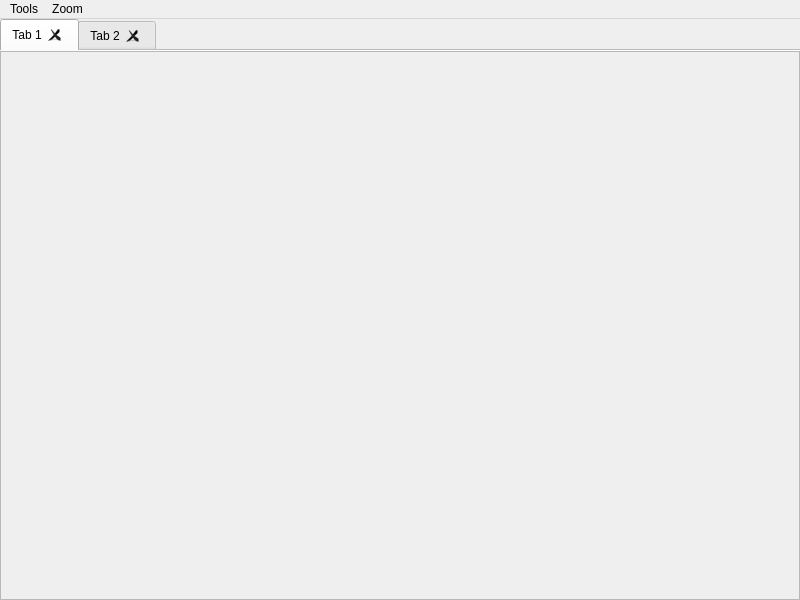
Before: the Qt Designer form mathnotesgui/mainwindow.ui in mathiasbredholt/iEuler, drawn with Qt 5.
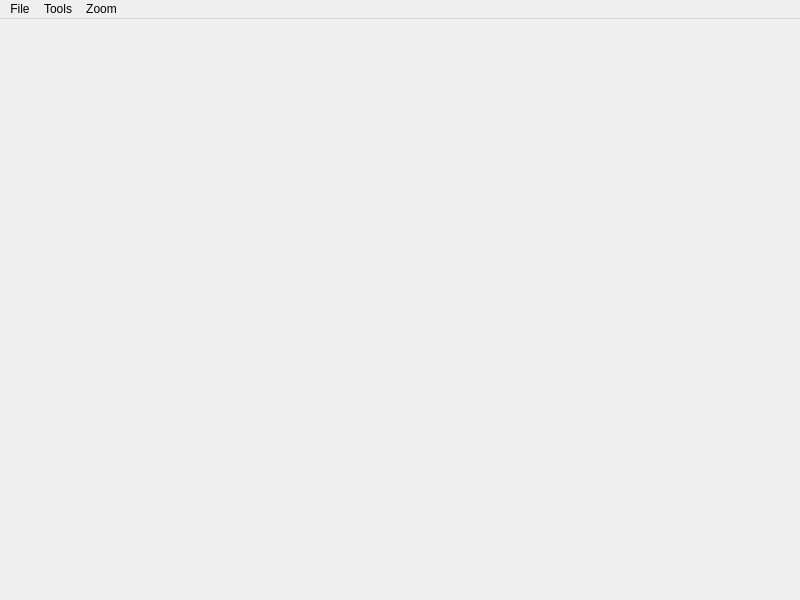
After: the same form once the commit is applied.

Commit message: a whole bunch of gui fixes

```diff
--- a/mathnotesgui/mainwindow.ui
+++ b/mathnotesgui/mainwindow.ui
@@ -18,9 +18,6 @@
   </property>
   <widget class="QWidget" name="container">
    <layout class="QHBoxLayout" name="horizontalLayout">
-    <property name="spacing">
-     <number>0</number>
-    </property>
     <property name="leftMargin">
      <number>0</number>
     </property>
@@ -33,61 +30,6 @@
     <property name="bottomMargin">
      <number>0</number>
     </property>
-    <item>
-     <widget class="QTabWidget" name="tabWidget">
-      <property name="documentMode">
-       <bool>true</bool>
-      </property>
-      <property name="tabsClosable">
-       <bool>true</bool>
-      </property>
-      <property name="movable">
-       <bool>true</bool>
-      </property>
-      <widget class="QWidget" name="tab">
-       <attribute name="title">
-        <string>Tab 1</string>
-       </attribute>
-       <layout class="QGridLayout" name="gridLayout">
-        <property name="leftMargin">
-         <number>0</number>
-        </property>
-        <property name="topMargin">
-         <number>0</number>
-        </property>
-        <property name="rightMargin">
-         <number>0</number>
-        </property>
-        <property name="bottomMargin">
-         <number>0</number>
-        </property>
-        <item row="0" column="0">
-         <widget class="QScrollArea" name="scrollArea">
-          <property name="widgetResizable">
-           <bool>true</bool>
-          </property>
-          <widget class="QWidget" name="content">
-           <property name="geometry">
-            <rect>
-             <x>0</x>
-             <y>0</y>
-             <width>798</width>
-             <height>553</height>
-            </rect>
-           </property>
-           <layout class="QVBoxLayout" name="verticalLayout_2"/>
-          </widget>
-         </widget>
-        </item>
-       </layout>
-      </widget>
-      <widget class="QWidget" name="tab_2">
-       <attribute name="title">
-        <string>Tab 2</string>
-       </attribute>
-      </widget>
-     </widget>
-    </item>
    </layout>
   </widget>
   <widget class="QMenuBar" name="menuBar">
@@ -113,6 +55,16 @@
     <addaction name="action150"/>
     <addaction name="action200"/>
    </widget>
+   <widget class="QMenu" name="menuFile">
+    <property name="title">
+     <string>File</string>
+    </property>
+    <addaction name="actionNew"/>
+    <addaction name="actionOpen"/>
+    <addaction name="actionSave"/>
+    <addaction name="actionClose"/>
+   </widget>
+   <addaction name="menuFile"/>
    <addaction name="menuTools"/>
    <addaction name="menuZoom"/>
   </widget>
```
Left out of the diff: 32 changed lines with no effect on the pictures. The commit also changes 7 other files.
